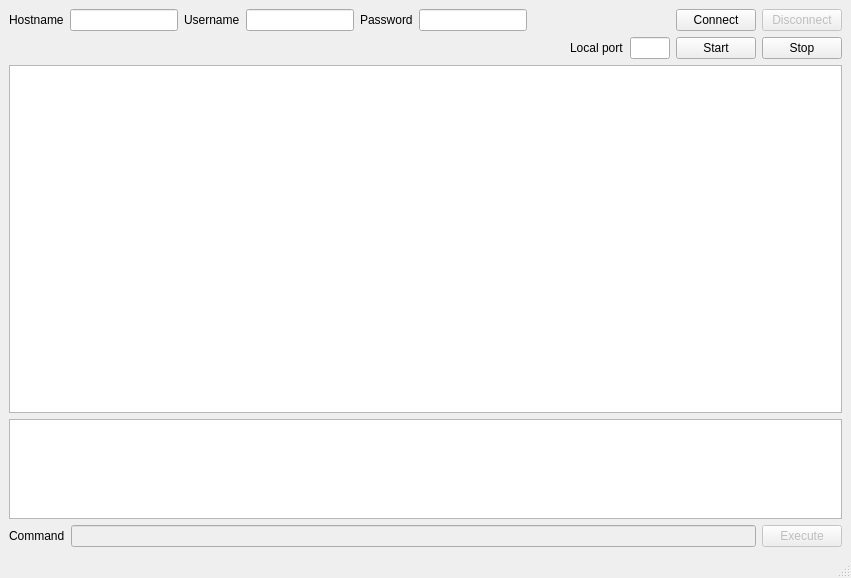
Old version of the form mainwindow.ui in the repository lunarc/re-mote.
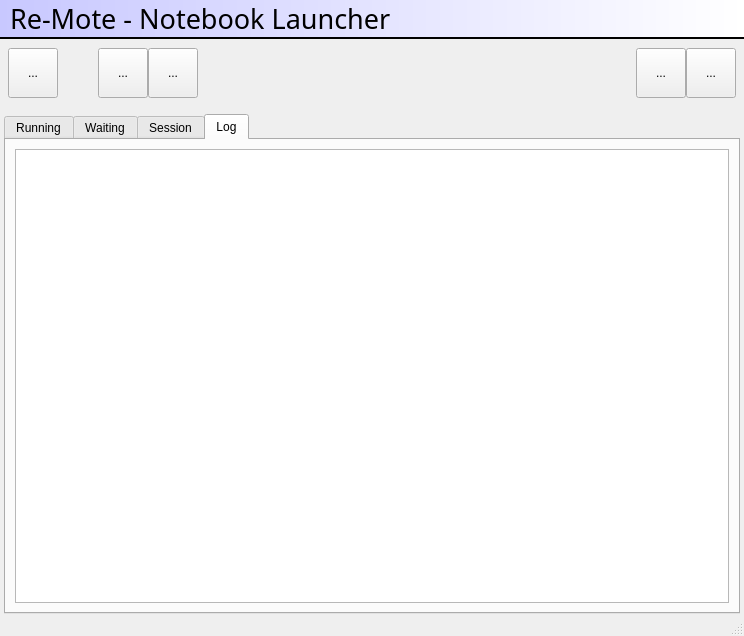
New version of the form. The open tabs and pages were chosen to show the change. Icons and pictures are not drawn.

Commit message: Updating UI. Adding password dialog.

```diff
--- a/mainwindow.ui
+++ b/mainwindow.ui
@@ -6,90 +6,118 @@
    <rect>
     <x>0</x>
     <y>0</y>
-    <width>851</width>
-    <height>578</height>
+    <width>744</width>
+    <height>636</height>
    </rect>
   </property>
   <property name="windowTitle">
    <string>Re-mote</string>
   </property>
   <widget class="QWidget" name="centralwidget">
-   <layout class="QVBoxLayout" name="verticalLayout">
-    <item>
-     <layout class="QHBoxLayout" name="horizontalLayout_3">
-      <item>
-       <layout class="QHBoxLayout" name="horizontalLayout">
-        <item>
-         <widget class="QLabel" name="hostnameLabel">
-          <property name="text">
-           <string>Hostname</string>
-          </property>
-         </widget>
-        </item>
-        <item>
-         <widget class="QLineEdit" name="hostnameEdit">
-          <property name="sizePolicy">
-           <sizepolicy hsizetype="Expanding" vsizetype="Fixed">
-            <horstretch>10</horstretch>
-            <verstretch>0</verstretch>
-           </sizepolicy>
-          </property>
-          <property name="text">
-           <string/>
-          </property>
-         </widget>
-        </item>
+   <layout class="QVBoxLayout" name="verticalLayout_3">
+    <property name="spacing">
+     <number>0</number>
+    </property>
+    <property name="leftMargin">
+     <number>0</number>
+    </property>
+    <property name="topMargin">
+     <number>0</number>
+    </property>
+    <property name="rightMargin">
+     <number>0</number>
+    </property>
+    <property name="bottomMargin">
+     <number>0</number>
+    </property>
         <item>
-         <widget class="QLabel" name="usernameLabel">
+     <widget class="QLabel" name="label">
+      <property name="font">
+       <font>
+        <family>Barlow Condensed</family>
+        <pointsize>20</pointsize>
+        <bold>false</bold>
+       </font>
+      </property>
+      <property name="autoFillBackground">
+       <bool>false</bool>
+      </property>
+      <property name="styleSheet">
+       <string notr="true">QLabel {
+	background: qlineargradient(spread:pad, x1:0, y1:0, x2:1, y2:0, stop:0 rgba(200, 200, 255, 255), stop:1 rgba(255, 255, 255, 255));
+}</string>
+      </property>
           <property name="text">
-           <string>Username</string>
-          </property>
+       <string>Re-Mote - Notebook Launcher</string>
+      </property>
+      <property name="alignment">
+       <set>Qt::AlignmentFlag::AlignLeading|Qt::AlignmentFlag::AlignLeft|Qt::AlignmentFlag::AlignVCenter</set>
+      </property>
+      <property name="margin">
+       <number>20</number>
+      </property>
+      <property name="indent">
+       <number>10</number>
+      </property>
          </widget>
         </item>
         <item>
-         <widget class="QLineEdit" name="usernameEdit">
-          <property name="sizePolicy">
-           <sizepolicy hsizetype="Expanding" vsizetype="Fixed">
-            <horstretch>10</horstretch>
-            <verstretch>0</verstretch>
-           </sizepolicy>
-          </property>
-          <property name="text">
-           <string/>
-          </property>
-         </widget>
-        </item>
-       </layout>
+     <widget class="Line" name="line">
+      <property name="frameShadow">
+       <enum>QFrame::Shadow::Plain</enum>
+      </property>
+      <property name="lineWidth">
+       <number>2</number>
+      </property>
+      <property name="orientation">
+       <enum>Qt::Orientation::Horizontal</enum>
+      </property>
+     </widget>
       </item>
       <item>
        <layout class="QHBoxLayout" name="horizontalLayout_2">
+      <property name="leftMargin">
+       <number>8</number>
+      </property>
+      <property name="topMargin">
+       <number>8</number>
+      </property>
+      <property name="rightMargin">
+       <number>8</number>
+      </property>
+      <property name="bottomMargin">
+       <number>8</number>
+      </property>
         <item>
-         <widget class="QLabel" name="passwordLabel">
+       <widget class="QToolButton" name="connectButton">
+        <property name="minimumSize">
+         <size>
+          <width>50</width>
+          <height>50</height>
+         </size>
+        </property>
           <property name="text">
-           <string>Password</string>
-          </property>
-         </widget>
-        </item>
-        <item>
-         <widget class="QLineEdit" name="passwordEdit">
-          <property name="sizePolicy">
-           <sizepolicy hsizetype="Expanding" vsizetype="Fixed">
-            <horstretch>5</horstretch>
-            <verstretch>0</verstretch>
-           </sizepolicy>
-          </property>
-          <property name="echoMode">
-           <enum>QLineEdit::EchoMode::Password</enum>
-          </property>
-         </widget>
-        </item>
-       </layout>
+         <string>...</string>
+        </property>
+        <property name="icon">
+         <iconset theme="QIcon::ThemeIcon::MediaPlaybackStart"/>
+        </property>
+        <property name="iconSize">
+         <size>
+          <width>32</width>
+          <height>32</height>
+         </size>
+        </property>
+       </widget>
       </item>
       <item>
        <spacer name="horizontalSpacer">
         <property name="orientation">
          <enum>Qt::Orientation::Horizontal</enum>
         </property>
+        <property name="sizeType">
+         <enum>QSizePolicy::Policy::Fixed</enum>
+        </property>
         <property name="sizeHint" stdset="0">
          <size>
           <width>40</width>
@@ -99,28 +127,51 @@
        </spacer>
       </item>
       <item>
-       <widget class="QPushButton" name="connectButton">
+       <widget class="QToolButton" name="newNotebookButton">
+        <property name="minimumSize">
+         <size>
+          <width>50</width>
+          <height>50</height>
+         </size>
+        </property>
         <property name="text">
-         <string>Connect</string>
+         <string>...</string>
         </property>
+        <property name="icon">
+         <iconset theme="QIcon::ThemeIcon::DocumentOpen"/>
+        </property>
+        <property name="iconSize">
+         <size>
+          <width>32</width>
+          <height>32</height>
+         </size>
+        </property>
        </widget>
       </item>
       <item>
-       <widget class="QPushButton" name="disconnectButton">
-        <property name="enabled">
-         <bool>false</bool>
+       <widget class="QToolButton" name="closeNotebookButton">
+        <property name="minimumSize">
+         <size>
+          <width>50</width>
+          <height>50</height>
+         </size>
         </property>
         <property name="text">
-         <string>Disconnect</string>
+         <string>...</string>
         </property>
+        <property name="icon">
+         <iconset theme="QIcon::ThemeIcon::EditDelete"/>
+        </property>
+        <property name="iconSize">
+         <size>
+          <width>32</width>
+          <height>32</height>
+         </size>
+        </property>
        </widget>
       </item>
-     </layout>
-    </item>
     <item>
-     <layout class="QHBoxLayout" name="horizontalLayout_5">
-      <item>
-       <spacer name="horizontalSpacer_2">
+       <spacer name="horizontalSpacer_3">
         <property name="orientation">
          <enum>Qt::Orientation::Horizontal</enum>
         </property>
@@ -133,38 +184,105 @@
        </spacer>
       </item>
       <item>
-       <widget class="QLabel" name="portLabel">
+       <widget class="QToolButton" name="settingsButton">
+        <property name="minimumSize">
+         <size>
+          <width>50</width>
+          <height>50</height>
+         </size>
+        </property>
         <property name="text">
-         <string>Local port</string>
+         <string>...</string>
         </property>
+        <property name="icon">
+         <iconset theme="document-properties"/>
+        </property>
+        <property name="iconSize">
+         <size>
+          <width>32</width>
+          <height>32</height>
+         </size>
+        </property>
        </widget>
       </item>
       <item>
-       <widget class="QLineEdit" name="destPortEdit">
-        <property name="maximumSize">
+       <widget class="QToolButton" name="closeButton">
+        <property name="minimumSize">
          <size>
-          <width>40</width>
-          <height>16777215</height>
+          <width>50</width>
+          <height>50</height>
          </size>
         </property>
+        <property name="text">
+         <string>...</string>
+        </property>
+        <property name="icon">
+         <iconset theme="QIcon::ThemeIcon::SystemShutdown"/>
+        </property>
+        <property name="iconSize">
+         <size>
+          <width>32</width>
+          <height>32</height>
+         </size>
+        </property>
        </widget>
       </item>
+     </layout>
+    </item>
       <item>
-       <widget class="QPushButton" name="connectTunnelButton">
-        <property name="text">
-         <string>Start</string>
-        </property>
-       </widget>
+     <layout class="QHBoxLayout" name="horizontalLayout_3">
+      <property name="spacing">
+       <number>0</number>
+      </property>
+      <property name="topMargin">
+       <number>8</number>
+      </property>
+      <item>
+       <spacer name="horizontalSpacer_4">
+        <property name="orientation">
+         <enum>Qt::Orientation::Horizontal</enum>
+        </property>
+        <property name="sizeType">
+         <enum>QSizePolicy::Policy::Minimum</enum>
+        </property>
+        <property name="sizeHint" stdset="0">
+         <size>
+          <width>4</width>
+          <height>20</height>
+         </size>
+        </property>
+       </spacer>
       </item>
       <item>
-       <widget class="QPushButton" name="disconnectTunnelButton">
-        <property name="text">
-         <string>Stop</string>
+       <widget class="QTabWidget" name="waitingTable">
+        <property name="currentIndex">
+         <number>0</number>
         </property>
-       </widget>
-      </item>
-     </layout>
-    </item>
+        <widget class="QWidget" name="tab_3">
+         <attribute name="title">
+          <string>Running</string>
+         </attribute>
+         <layout class="QVBoxLayout" name="verticalLayout_4">
+          <item>
+           <widget class="QTableWidget" name="runningTable"/>
+          </item>
+         </layout>
+        </widget>
+        <widget class="QWidget" name="tab_4">
+         <attribute name="title">
+          <string>Waiting</string>
+         </attribute>
+         <layout class="QVBoxLayout" name="verticalLayout_5">
+          <item>
+           <widget class="QTableWidget" name="tableWidget_2"/>
+          </item>
+         </layout>
+        </widget>
+        <widget class="QWidget" name="tab">
+         <attribute name="title">
+          <string>Session</string>
+         </attribute>
+         <layout class="QVBoxLayout" name="verticalLayout">
     <item>
      <widget class="QTextEdit" name="textEdit">
       <property name="font">
@@ -175,21 +293,6 @@
       </property>
      </widget>
     </item>
-    <item>
-     <widget class="QTextEdit" name="logEdit">
-      <property name="maximumSize">
-       <size>
-        <width>16777215</width>
-        <height>100</height>
-       </size>
-      </property>
-      <property name="font">
-       <font>
-        <family>Berkeley Mono</family>
-       </font>
-      </property>
-     </widget>
-    </item>
     <item>
      <layout class="QHBoxLayout" name="horizontalLayout_4">
       <item>
@@ -223,6 +326,50 @@
     </item>
    </layout>
   </widget>
+        <widget class="QWidget" name="tab_2">
+         <attribute name="title">
+          <string>Log</string>
+         </attribute>
+         <layout class="QVBoxLayout" name="verticalLayout_2">
+          <item>
+           <widget class="QTextEdit" name="logEdit">
+            <property name="maximumSize">
+             <size>
+              <width>16777215</width>
+              <height>16777215</height>
+             </size>
+            </property>
+            <property name="font">
+             <font>
+              <family>Berkeley Mono</family>
+             </font>
+            </property>
+           </widget>
+          </item>
+         </layout>
+        </widget>
+       </widget>
+      </item>
+      <item>
+       <spacer name="horizontalSpacer_5">
+        <property name="orientation">
+         <enum>Qt::Orientation::Horizontal</enum>
+        </property>
+        <property name="sizeType">
+         <enum>QSizePolicy::Policy::Minimum</enum>
+        </property>
+        <property name="sizeHint" stdset="0">
+         <size>
+          <width>4</width>
+          <height>20</height>
+         </size>
+        </property>
+       </spacer>
+      </item>
+     </layout>
+    </item>
+   </layout>
+  </widget>
   <widget class="QMenuBar" name="menuBar">
    <property name="geometry">
     <rect>
```
Left out of the diff: 4 changed lines with no effect on the pictures. Lines whose indentation alone changed are shown as unchanged. The commit also changes 2 other files.
